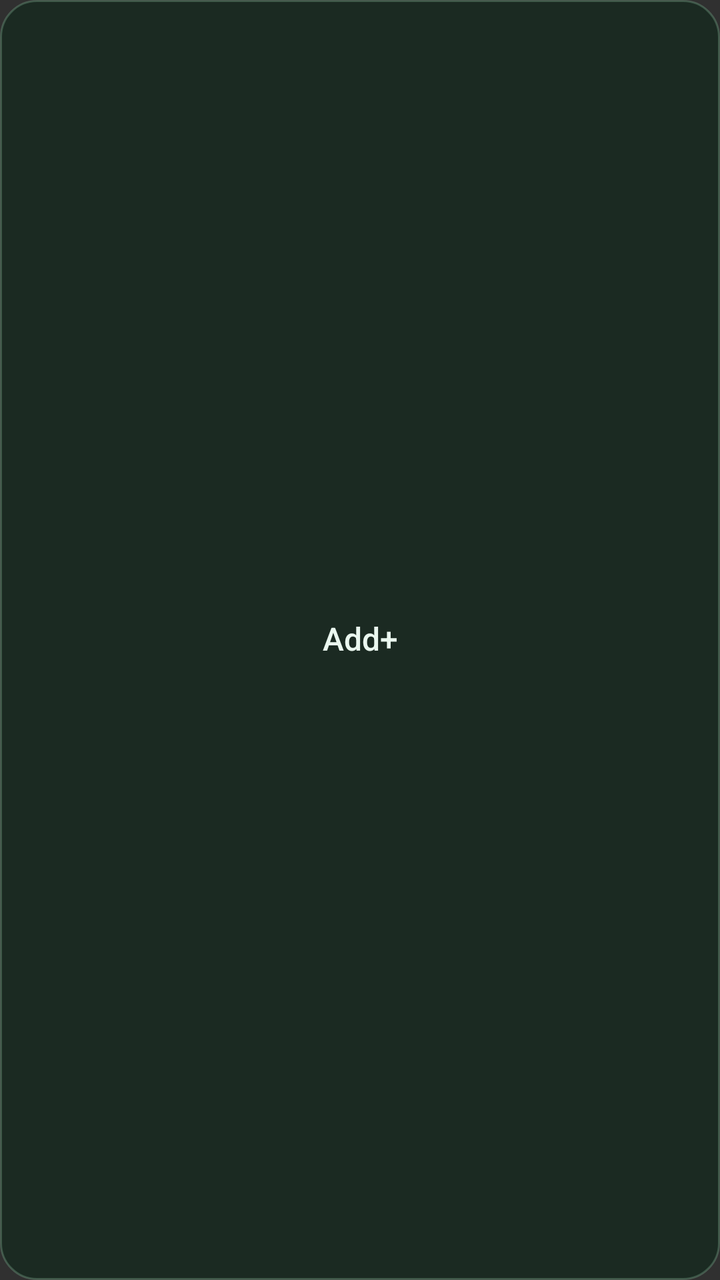
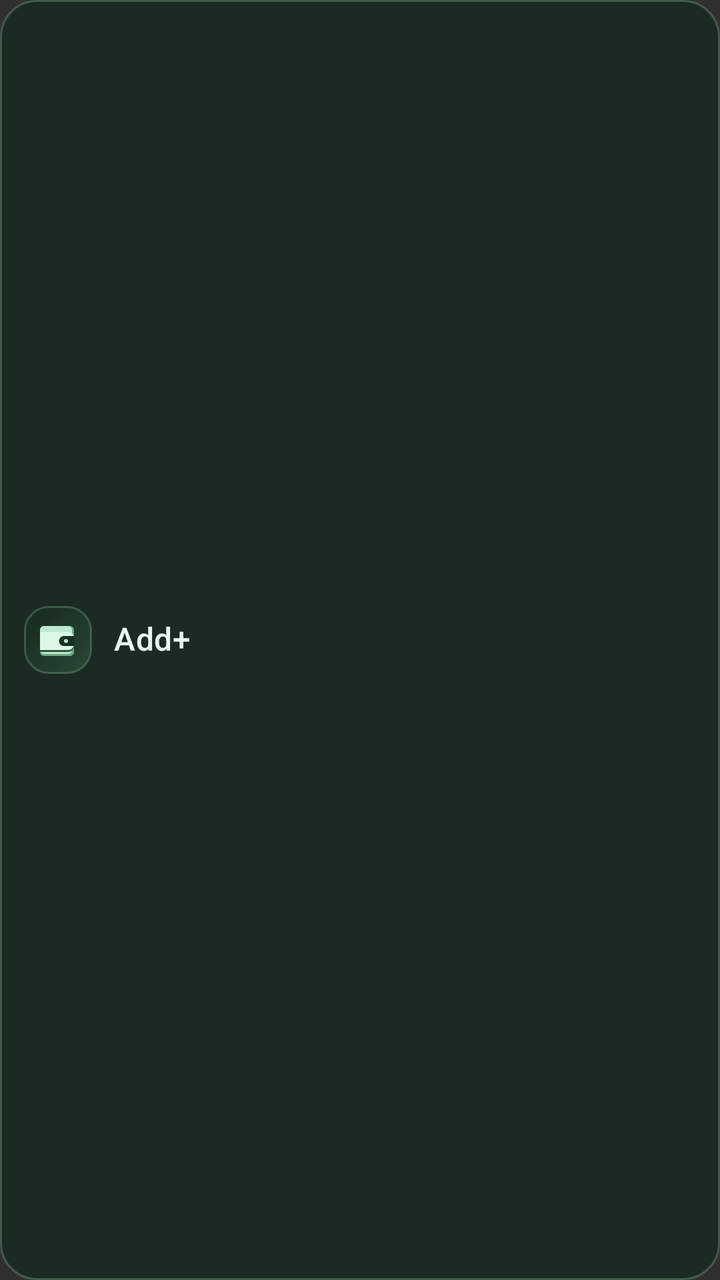

Compare the two renders of this Android layout. The source of the first and the diff that turns it into the second are given below.
<!-- AndroidManifest.xml: application theme Theme.Ruvo -->
<!-- res/layout/widget_ruvo.xml -->
<TextView xmlns:android="http://schemas.android.com/apk/res/android"
    android:id="@+id/widget_root"
    android:layout_width="match_parent"
    android:layout_height="match_parent"
    android:background="@drawable/widget_background"
    android:gravity="center"
    android:includeFontPadding="false"
    android:text="Add+"
    android:textColor="#EAF7EF"
    android:textSize="16sp"
    android:fontFamily="sans-serif-medium"
    android:contentDescription="Add expense"
    android:paddingHorizontal="12dp"
    android:paddingVertical="4dp" />
<!-- resources referenced by this layout -->
<resources>
  <!-- drawable widget_background (drawable) -->
  <shape xmlns:android="http://schemas.android.com/apk/res/android" android:shape="rectangle">
      <corners android:radius="18dp"/>
      <solid android:color="#1B2A22"/>
      <stroke android:width="1dp" android:color="#557FB392"/>
  </shape>
  <style name="Theme.Ruvo" parent="@android:style/Theme.Material.NoActionBar">
          <item name="android:fontFamily">sans</item>
          <item name="android:statusBarColor">#0B1210</item>
          <item name="android:navigationBarColor">#0B1210</item>
          <item name="android:windowLightStatusBar">false</item>
          <item name="android:windowLightNavigationBar">false</item>
          <item name="android:windowActionModeOverlay">true</item>
          <item name="android:forceDarkAllowed">false</item>
      </style>
</resources>

<!-- the commit's change to res/layout/widget_ruvo.xml (unified diff, before → after) -->
@@ -1,14 +1,32 @@
-<TextView xmlns:android="http://schemas.android.com/apk/res/android"
+<LinearLayout xmlns:android="http://schemas.android.com/apk/res/android"
     android:id="@+id/widget_root"
     android:layout_width="match_parent"
     android:layout_height="match_parent"
     android:background="@drawable/widget_background"
-    android:gravity="center"
-    android:includeFontPadding="false"
-    android:text="Add+"
-    android:textColor="#EAF7EF"
-    android:textSize="16sp"
-    android:fontFamily="sans-serif-medium"
-    android:contentDescription="Add expense"
-    android:paddingHorizontal="12dp"
-    android:paddingVertical="4dp" />
+    android:gravity="center_vertical"
+    android:orientation="horizontal"
+    android:paddingStart="12dp"
+    android:paddingEnd="16dp"
+    android:paddingTop="4dp"
+    android:paddingBottom="4dp"
+    android:contentDescription="Add a wallet transaction">
+
+    <ImageView
+        android:layout_width="34dp"
+        android:layout_height="34dp"
+        android:layout_marginEnd="11dp"
+        android:padding="5dp"
+        android:background="@drawable/widget_icon_background"
+        android:src="@drawable/widget_wallet_mark"
+        android:contentDescription="@null" />
+
+    <TextView
+        android:layout_width="wrap_content"
+        android:layout_height="wrap_content"
+        android:includeFontPadding="false"
+        android:text="Add+"
+        android:textColor="#EAF7EF"
+        android:textSize="16sp"
+        android:fontFamily="sans-serif-medium"
+        android:letterSpacing="0.01" />
+</LinearLayout>
<!-- resource entries referenced after the edit -->
@@ -6,6 +6,25 @@
       <solid android:color="#1B2A22"/>
       <stroke android:width="1dp" android:color="#557FB392"/>
   </shape>
+  <!-- drawable widget_icon_background (drawable) -->
+  <shape xmlns:android="http://schemas.android.com/apk/res/android" android:shape="rectangle">
+      <corners android:radius="12dp"/>
+      <gradient android:angle="135" android:startColor="#294735" android:endColor="#17291E"/>
+      <stroke android:width="1dp" android:color="#557FB392"/>
+  </shape>
+  <!-- drawable widget_wallet_mark (drawable) -->
+  <vector xmlns:android="http://schemas.android.com/apk/res/android"
+      android:width="24dp"
+      android:height="24dp"
+      android:viewportWidth="24"
+      android:viewportHeight="24">
+      <path android:fillColor="#6FA783" android:pathData="M3,7 C3,5.9 3.9,5 5,5 H18 C19.1,5 20,5.9 20,7 V18 C20,19.1 19.1,20 18,20 H5 C3.9,20 3,19.1 3,18 Z"/>
+      <path android:fillColor="#BDE9D0" android:pathData="M3,7 C3,5.9 3.9,5 5,5 H17 C18.1,5 19,5.9 19,7 V17 C19,18.1 18.1,19 17,19 H5 C3.9,19 3,18.1 3,17 Z"/>
+      <path android:fillColor="#31543F" android:pathData="M3,9 H17 C18.7,9 20,10.3 20,12 V15 C20,16.7 18.7,18 17,18 H3 Z"/>
+      <path android:fillColor="#DDF7E6" android:pathData="M3,8 H17 C18.7,8 20,9.3 20,11 V14 C20,15.7 18.7,17 17,17 H3 Z"/>
+      <path android:fillColor="#1B3025" android:pathData="M15,10 H20 V15 H15 C13.6,15 12.5,13.9 12.5,12.5 C12.5,11.1 13.6,10 15,10 Z"/>
+      <path android:fillColor="#BDE9D0" android:pathData="M16,11.5 C16.6,11.5 17,11.9 17,12.5 C17,13.1 16.6,13.5 16,13.5 C15.4,13.5 15,13.1 15,12.5 C15,11.9 15.4,11.5 16,11.5 Z"/>
+  </vector>
   <style name="Theme.Ruvo" parent="@android:style/Theme.Material.NoActionBar">
           <item name="android:fontFamily">sans</item>
           <item name="android:statusBarColor">#0B1210</item>
